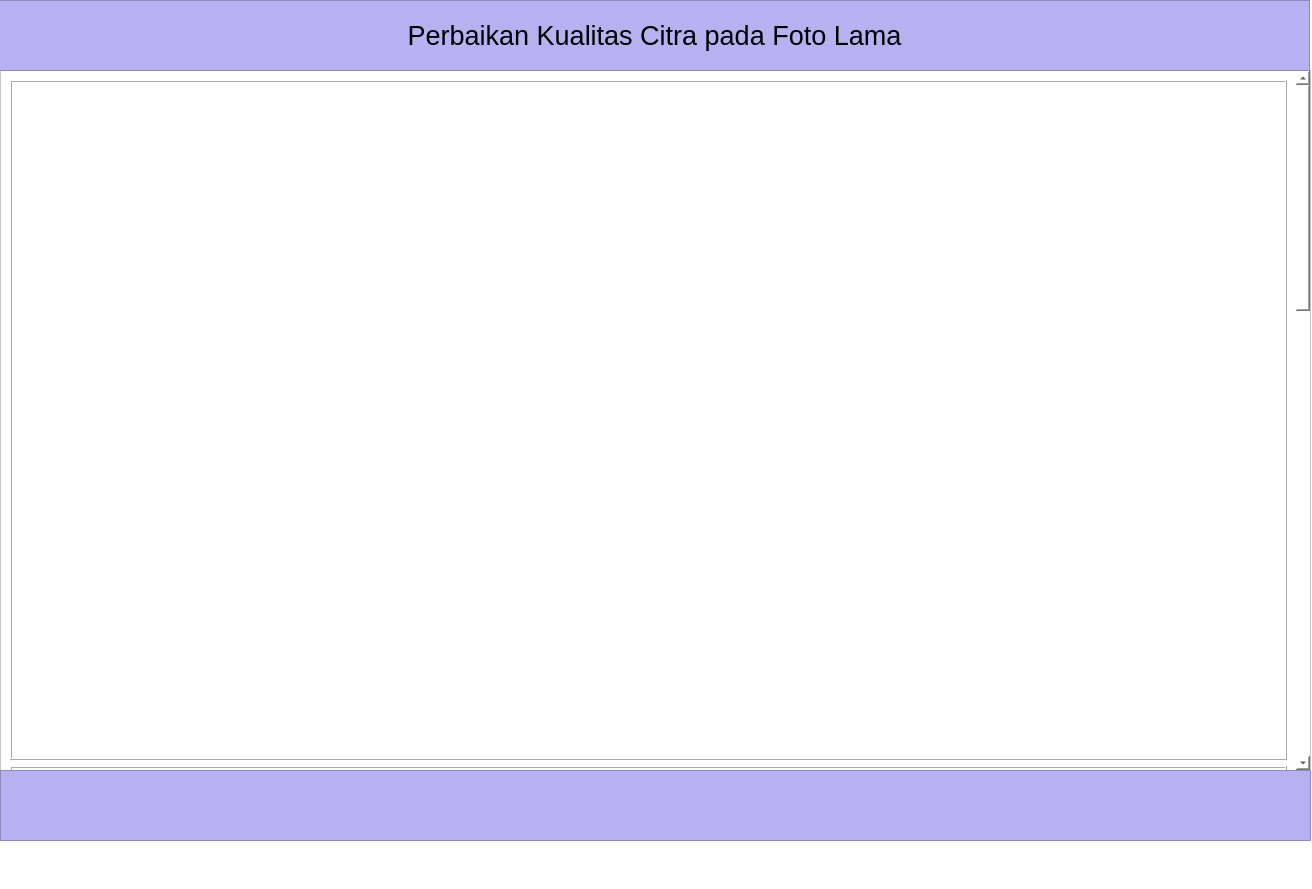
Qt form tubes.ui (fadliaf/Restorasi-Foto) before a commit.
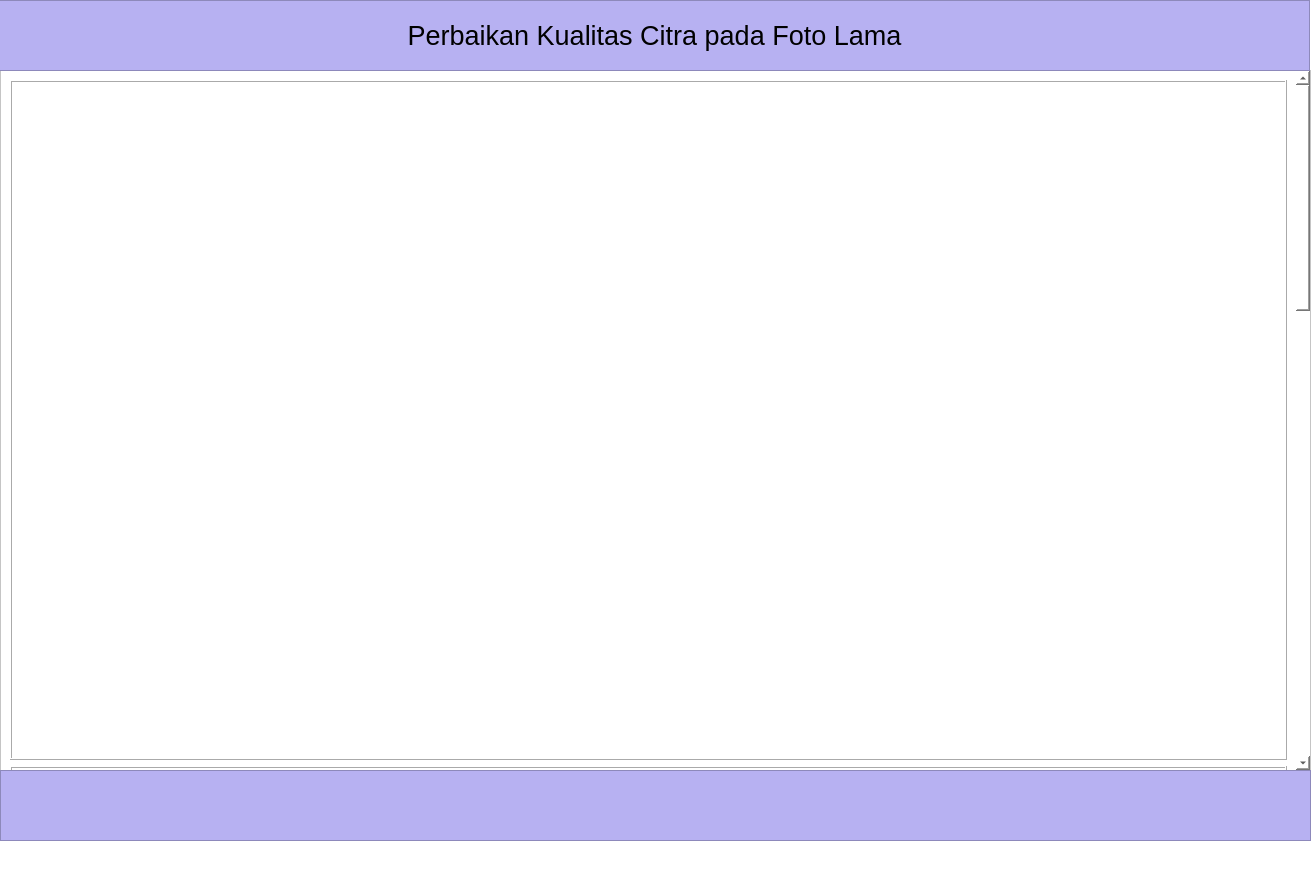
The same form after that commit.

Diff of the .ui file:
```diff
--- a/tubes.ui
+++ b/tubes.ui
@@ -6,7 +6,7 @@
    <rect>
     <x>0</x>
     <y>0</y>
-    <width>1312</width>
+    <width>1311</width>
     <height>889</height>
    </rect>
   </property>
```
Left out of the diff: 8 changed lines with no effect on the pictures.
